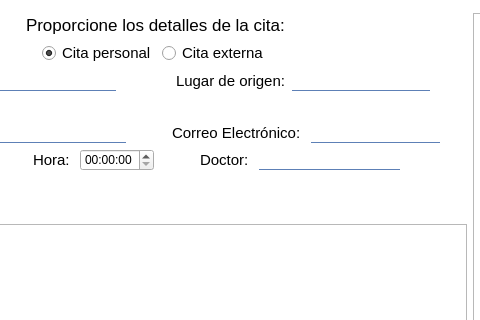
First picture: the form in mainwindow.ui, repository Laloses/Hospital, before the edit; both pictures show x 178 to 658 and y 119 to 439 of the 886 by 520 pixel window.
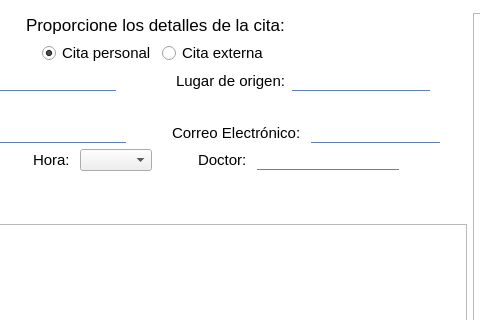
Second picture: the form after the edit. The open tabs and pages were chosen to show the change. Icons and pictures are not drawn.

Diff of the .ui file:
```diff
--- a/mainwindow.ui
+++ b/mainwindow.ui
@@ -2284,7 +2284,7 @@
                     </widget>
                    </item>
                    <item>
-                    <widget class="QTimeEdit" name="horaCita"/>
+                    <widget class="QComboBox" name="horaCita"/>
                    </item>
                   </layout>
                  </item>
```
Left out of the diff: 8 changed lines with no effect on the pictures.
